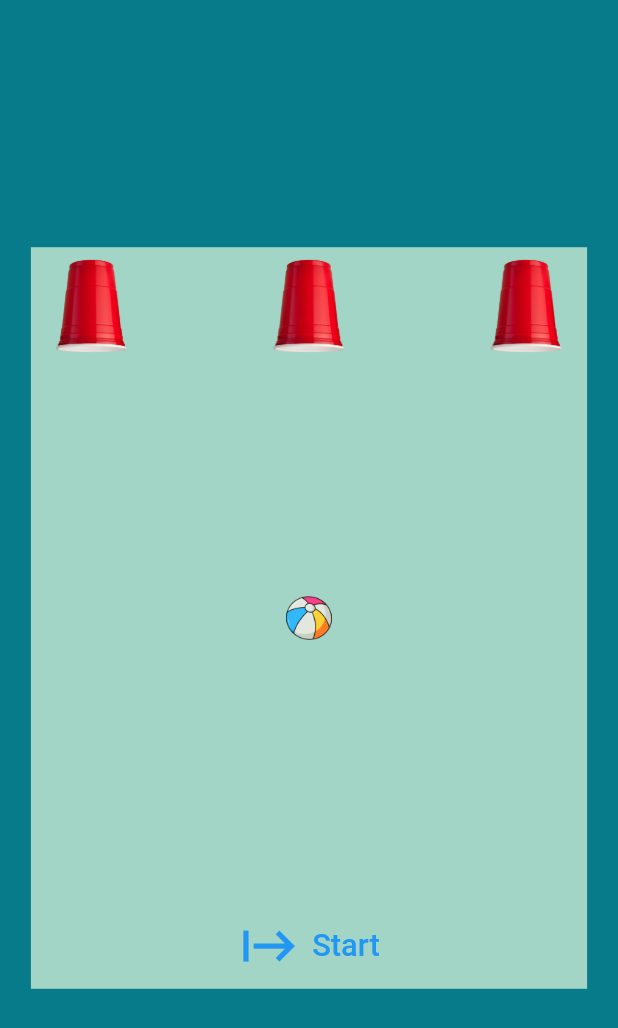
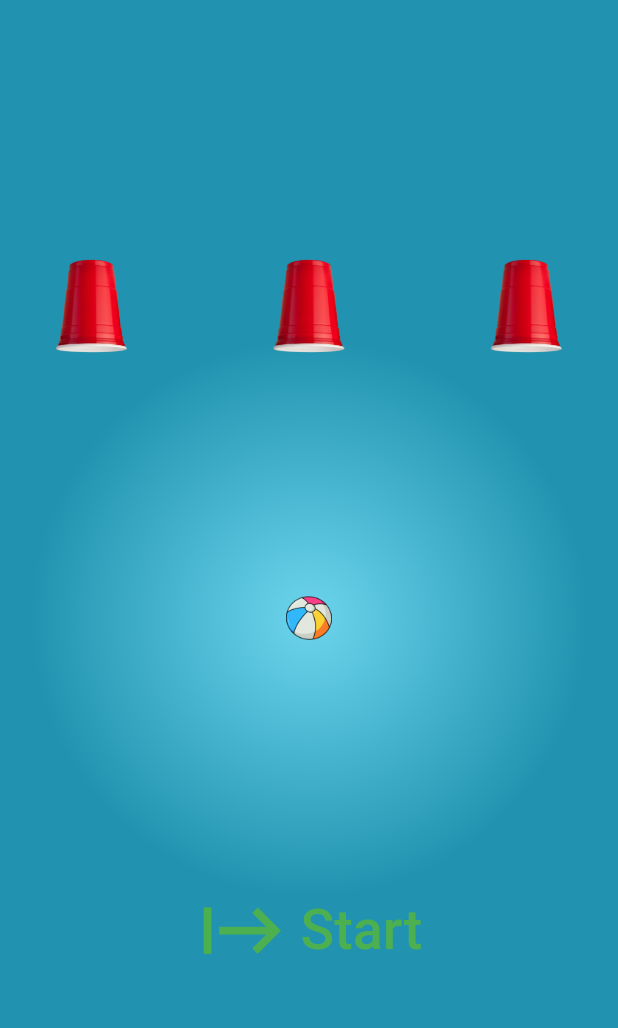
Before and after one commit to stevelpak/shuffle_game, a Flutter app: the screen it shows after launch, on a phone screen of 412 x 824 dp. Shown: the top 1028 px of the screen. Run offline on Flutter 3.47's test engine with Material 2 defaults, Android fonts, the phone set to English and light mode, and no system bars.

Commit message:
Updated Shuffle App

```diff
--- a/lib/home.dart
+++ b/lib/home.dart
@@ -58,7 +58,7 @@ class _MyHomePageState extends State<MyHomePage> {
 
     return SafeArea(
       child: Scaffold(
-        backgroundColor: const Color(0xFF077B8A),
+        backgroundColor: const Color(0xFF2193B0),
         body: Column(
           mainAxisAlignment: MainAxisAlignment.center,
           children: [
@@ -68,9 +68,9 @@ class _MyHomePageState extends State<MyHomePage> {
                 child: Text(
                   "Siz $natija",
                   style: const TextStyle(
-                    color: Colors.red,
+                    color: Colors.purple,
                     fontWeight: FontWeight.bold,
-                    fontSize: 40,
+                    fontSize: 30,
                   ),
                 ),
               ),
@@ -79,7 +79,15 @@ class _MyHomePageState extends State<MyHomePage> {
               margin: EdgeInsets.symmetric(horizontal: sayz.width * 0.05),
               width: sayz.width * 0.9,
               height: sayz.height * 0.6,
-              color: const Color(0xFFA2D5C6),
+              decoration: const BoxDecoration(
+                gradient: RadialGradient(
+                  colors: [
+                    Color(0xFF6DD5ED),
+                    Color(0xFF2193B0),
+                  ],
+                  radius: 0.5,
+                ),
+              ),
               child: Stack(
                 children: [
                   Visibility(
@@ -112,10 +120,17 @@ class _MyHomePageState extends State<MyHomePage> {
                           await animate(changes[Random.secure().nextInt(3)]);
                         }
                       },
-                      icon: Icon(Icons.start, size: sayz.width * 0.1),
+                      icon: Icon(
+                        Icons.start,
+                        size: sayz.width * 0.15,
+                        color: Colors.green,
+                      ),
                       label: Text(
                         "Start",
-                        style: TextStyle(fontSize: sayz.width * 0.05),
+                        style: TextStyle(
+                          fontSize: sayz.width * 0.09,
+                          color: Colors.green,
+                        ),
                       ),
                     ),
                   )
```
